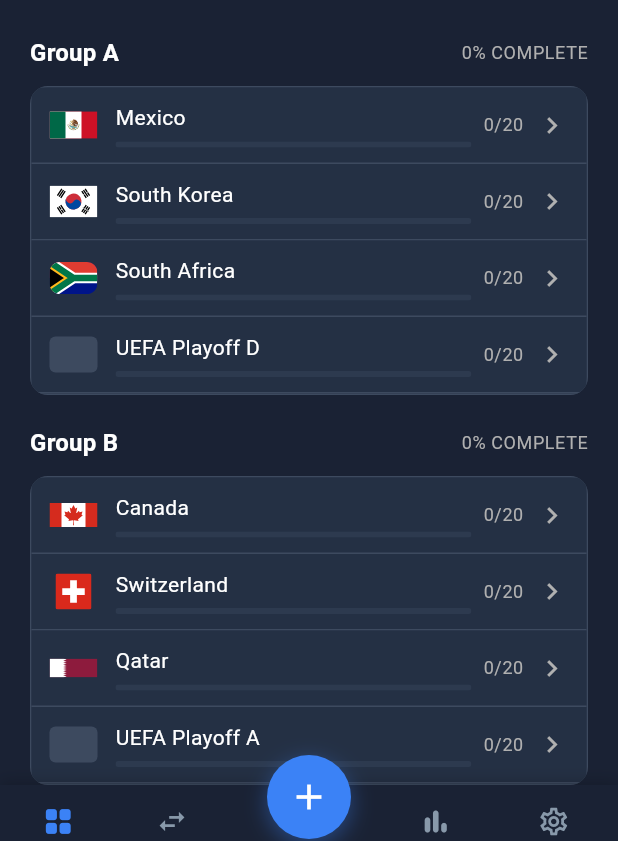
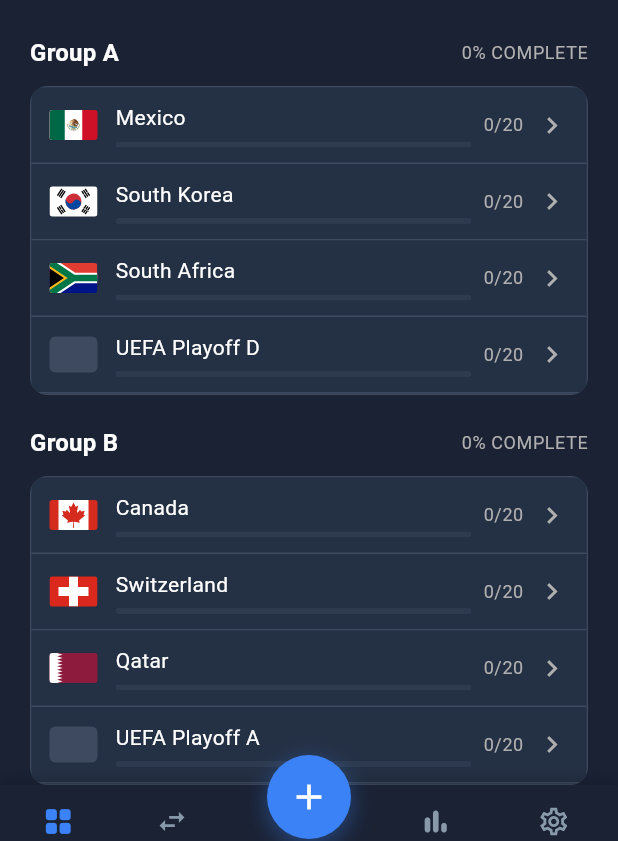
Before and after one commit to Alsahim0420/albumtracker, a Flutter app: the HomePage screen opened directly, on a phone screen of 412 x 824 dp. Shown: the part 355-1196 px from the top of the screen. Run offline on Flutter 3.47's test engine with Material 3 defaults, Android fonts, the phone set to English and light mode, and no system bars; our stand-ins replace flutter_svg, hive_flutter; accounts and stored records are empty.

Commit message:
Refactor FlagPlaceholder widget to improve flag rendering and add dimensions
- Introduced static dimensions for flag width and height.
- Replaced direct asset rendering with a dedicated _buildFlag method for better code organization.
- Enhanced flag rendering logic to handle both SVG and image assets, including error handling and color fallback.

```diff
--- a/lib/features/home/presentation/widgets/flag_placeholder.dart
+++ b/lib/features/home/presentation/widgets/flag_placeholder.dart
@@ -9,16 +9,19 @@
 
   /// Código 3 letras (USA, MEX) para colores, o ruta de asset (assets/flags/us.svg).
   final String code;
+  static const double flagWidth = 32;
+  static const double flagHeight = 20;
 
   @override
   Widget build(BuildContext context) {
     if (code.startsWith('assets/')) {
       if (code.endsWith('.svg')) {
-        return ClipRRect(
-          borderRadius: BorderRadius.circular(2),
-          child: FittedBox(
-            fit: BoxFit.contain,
-            child: SvgPicture.asset(code),
+        return SizedBox(
+          width: flagWidth,
+          height: flagHeight,
+          child: ClipRRect(
+            borderRadius: BorderRadius.circular(2),
+            child: _buildFlag(),
           ),
         );
       }
@@ -56,6 +59,31 @@
     );
   }
 
+  Widget _buildFlag() {
+  if (code.startsWith('assets/')) {
+    if (code.endsWith('.svg')) {
+      return SvgPicture.asset(
+        code,
+        fit: BoxFit.cover,
+      );
+    }
+    return Image.asset(
+      code,
+      fit: BoxFit.cover,
+      errorBuilder: (_, __, ___) => _colorFallback(code),
+    );
+  }
+
+  final colors = _colorsForCode(code);
+  return Row(
+    children: colors
+        .map((c) => Expanded(
+              child: Container(color: c),
+            ))
+        .toList(),
+  );
+}
+
   static List<Color> _colorsForCode(String code) {
     final upper = code.length > 4 ? code : code.toUpperCase();
     switch (upper) {
```
